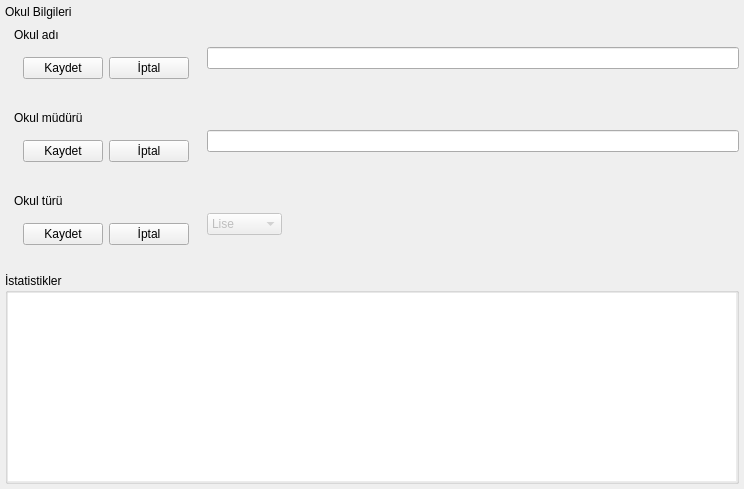
Old version of the form Forms/okul_bilgileri_frame.ui in the repository yoseidonn/Kelebek-App.
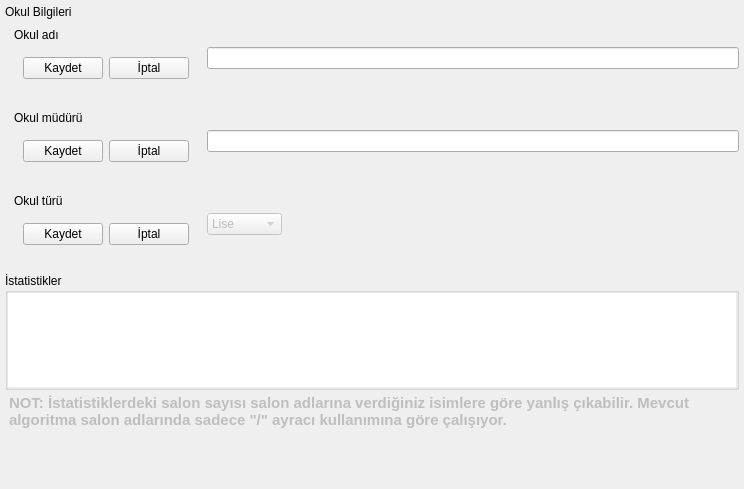
New version of the form.

Patch:
```diff
--- a/Forms/okul_bilgileri_frame.ui
+++ b/Forms/okul_bilgileri_frame.ui
@@ -448,7 +448,14 @@
           <number>0</number>
          </property>
          <item>
-          <widget class="QTableWidget" name="table"/>
+          <widget class="QTableWidget" name="table">
+           <property name="sizePolicy">
+            <sizepolicy hsizetype="Expanding" vsizetype="Preferred">
+             <horstretch>0</horstretch>
+             <verstretch>0</verstretch>
+            </sizepolicy>
+           </property>
+          </widget>
          </item>
         </layout>
        </widget>
@@ -456,6 +463,20 @@
      </layout>
     </widget>
    </item>
+   <item alignment="Qt::AlignTop">
+    <widget class="QTextBrowser" name="textBrowser">
+     <property name="enabled">
+      <bool>false</bool>
+     </property>
+     <property name="html">
+      <string>&lt;!DOCTYPE HTML PUBLIC &quot;-//W3C//DTD HTML 4.0//EN&quot; &quot;http://www.w3.org/TR/REC-html40/strict.dtd&quot;&gt;
+&lt;html&gt;&lt;head&gt;&lt;meta name=&quot;qrichtext&quot; content=&quot;1&quot; /&gt;&lt;style type=&quot;text/css&quot;&gt;
+p, li { white-space: pre-wrap; }
+&lt;/style&gt;&lt;/head&gt;&lt;body style=&quot; font-family:'Ubuntu'; font-size:11pt; font-weight:400; font-style:normal;&quot;&gt;
+&lt;p style=&quot; margin-top:0px; margin-bottom:0px; margin-left:0px; margin-right:0px; -qt-block-indent:0; text-indent:0px;&quot;&gt;&lt;span style=&quot; font-weight:600;&quot;&gt;NOT: İstatistiklerdeki salon sayısı salon adlarına verdiğiniz isimlere göre yanlış çıkabilir. Mevcut algoritma salon adlarında sadece &amp;quot;/&amp;quot; ayracı kullanımına göre çalışıyor.&lt;/span&gt;&lt;/p&gt;&lt;/body&gt;&lt;/html&gt;</string>
+     </property>
+    </widget>
+   </item>
   </layout>
  </widget>
  <resources/>
```
